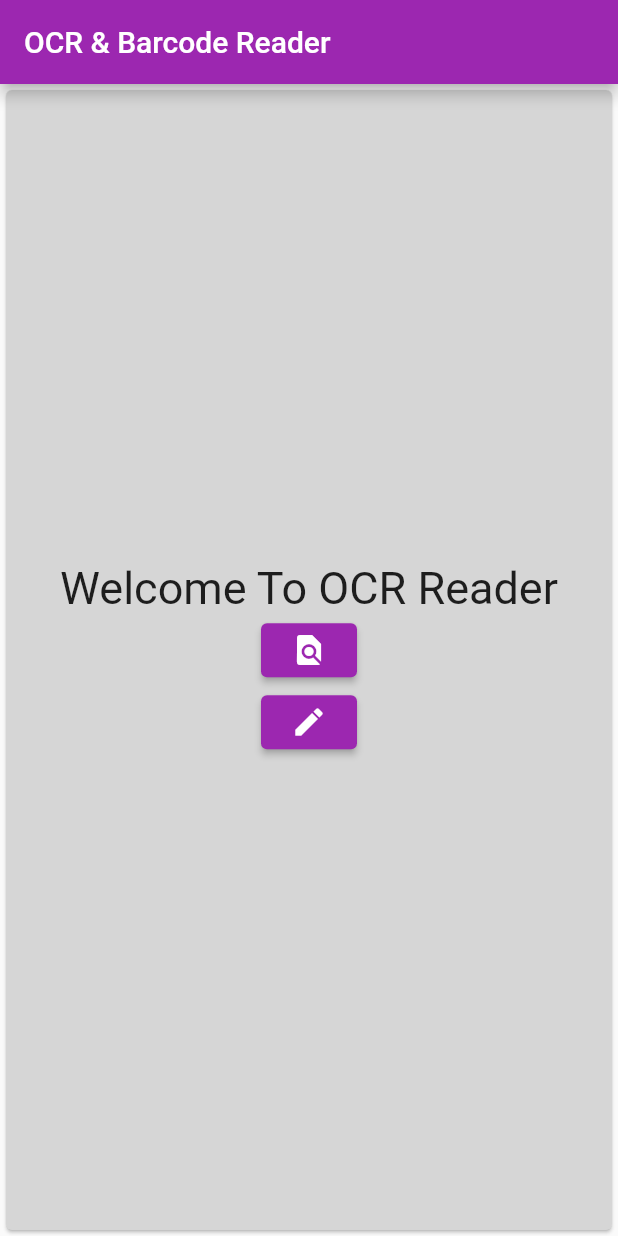
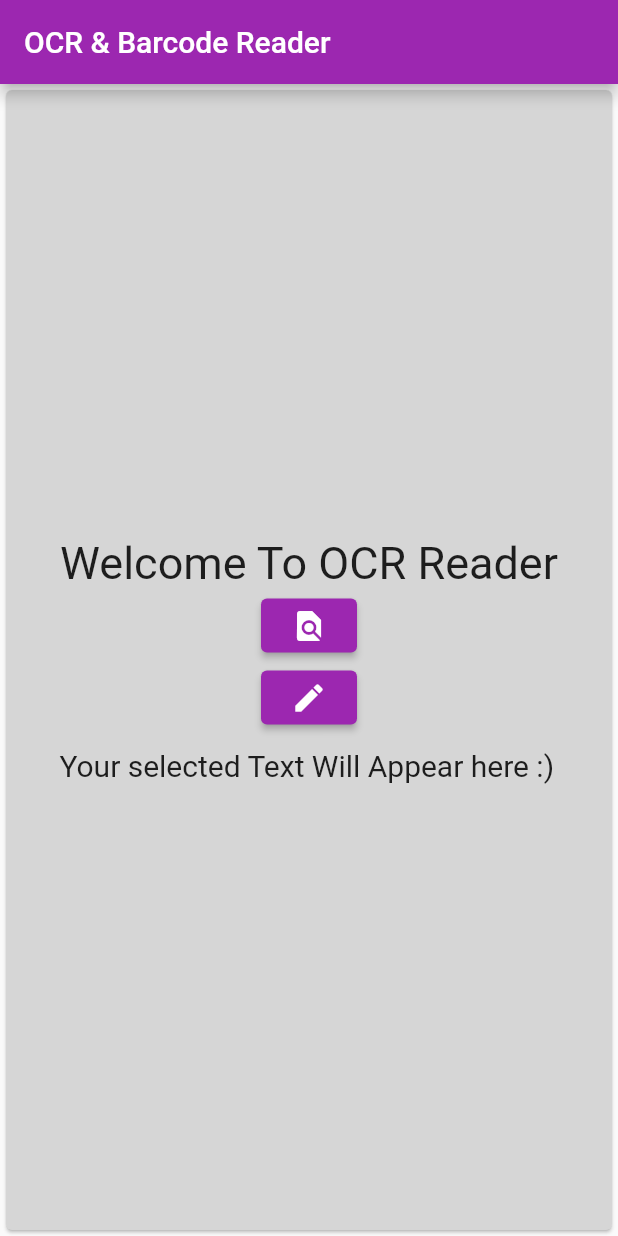
Before and after one commit to mkbhru/ocr-reader-flutter, a Flutter app: the screen it shows after launch, on a phone screen of 412 x 824 dp. Run offline on Flutter 3.47's test engine with Material 2 defaults, Android fonts, the phone set to English and light mode, and no system bars; missing offline and left inert: flutter_mobile_vision.

Commit message:
Selected Text Will Be Visible on the Screen

```diff
--- a/ocr_reader/lib/main.dart
+++ b/ocr_reader/lib/main.dart
@@ -12,7 +12,6 @@ class MyApp extends StatelessWidget {
     return MaterialApp(
       title: 'Hackathon App',
       theme: ThemeData(
-
         primarySwatch: Colors.purple,
       ),
       home: MyHomePage(title: 'OCR & Barcode Reader'),
@@ -31,6 +30,10 @@ class MyHomePage extends StatefulWidget {
 
 class _MyHomePageState extends State<MyHomePage> {
   bool isInitial = false;
+  // List<String> data = [
+  //   "hello",
+  // ];
+  String name = "Your selected Text Will Appear here :)";
 
   void _scanBarcode() async {
     List<Barcode> barcodes = [];
@@ -43,6 +46,9 @@ class _MyHomePageState extends State<MyHomePage> {
         for (Barcode barcode in barcodes) {
           print(
               'barcodevalueis ${barcode.displayValue} ${barcode.getFormatString()} ${barcode.getValueFormatString()}');
+          setState(() {
+            name = barcode.displayValue;
+          });
         }
       }
     } catch (e) {
@@ -72,10 +78,13 @@ class _MyHomePageState extends State<MyHomePage> {
       );
       for (OcrText text in list) {
         print('valueis ${text.value}');
+        setState(() {
+          name = text.value;
+        });
+        // data.add(text.value);
       }
     } catch (e) {}
   }
-
 
   @override
   Widget build(BuildContext context) {
@@ -92,26 +101,28 @@ class _MyHomePageState extends State<MyHomePage> {
               Text(
                 'Welcome To OCR Reader',
                 style: TextStyle(fontSize: 30),
-
               ),
-              //         floatingActionButton: FloatingActionButton(
-              //   onPressed: _startScan,
-              //   tooltip: 'Increment',
-              //   child: Icon(Icons.find_in_page),
-              // ),
               ElevatedButton(
                 onPressed: _startScan,
                 child: Icon(Icons.find_in_page),
               ),
-              // floatingActionButton: FloatingActionButton(
-              //   onPressed: _scanBarcode,
-              //   tooltip: 'Increment',
-              //   child: Icon(Icons.find_in_page),
-              // ),
               ElevatedButton(
                 onPressed: _scanBarcode,
                 child: Icon(Icons.edit),
-              )
+              ),
+              SizedBox(
+                height: 10,
+                width: 10,
+              ),
+              SelectableText(
+                name,
+                style: TextStyle(
+                  fontSize: 20,
+                ),
+              ),
+              // ListView(
+              //   children: [Text(data.first)],
+              // )
             ],
           ),
         ),
```
